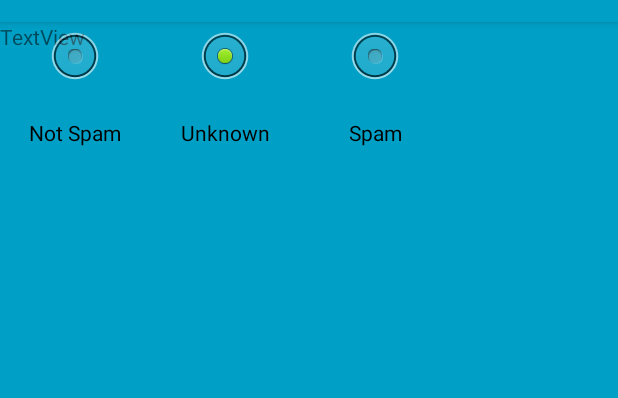
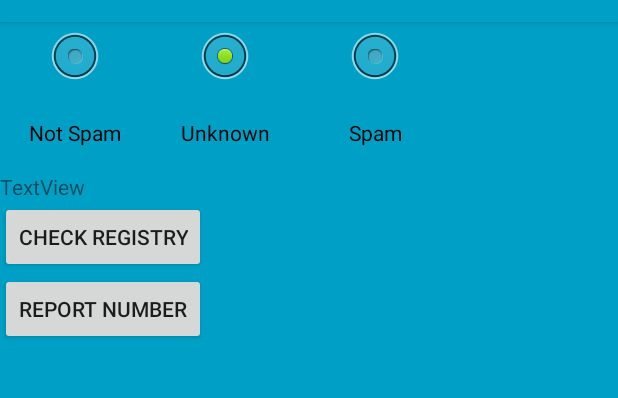
Before and after one commit to GoshBJosh/Spamurai, an Android app: the MarkAsSpam screen opened directly, with no data from a screen before it, on a phone screen of 412 x 824 dp, the part 62-460 px from its top. Run offline under Robolectric (Android 15) with nearby library versions, the phone set to English and light mode, and no system bars.

Commit message:
Added Buttons

```diff
--- a/app/src/main/java/org/spamurai/spamurai/MarkAsSpam.java
+++ b/app/src/main/java/org/spamurai/spamurai/MarkAsSpam.java
@@ -1,6 +1,7 @@
 package org.spamurai.spamurai;
 
 import android.content.Intent;
+import android.net.Uri;
 import android.support.v7.app.AppCompatActivity;
 import android.os.Bundle;
 import android.view.View;
@@ -49,8 +50,35 @@ public class MarkAsSpam extends AppCompatActivity {
 
         });
 
+        final Button checkRegistry = (Button)findViewById(R.id.checkRegistry);
 
+        checkRegistry.setOnClickListener(new View.OnClickListener() {
 
+            public void onClick(View v) {
+                String url = "https://www.donotcall.gov/confirm/conf.aspx";
 
-    }
+                Intent i = new Intent(Intent.ACTION_VIEW);
+                i.setData(Uri.parse(url));
+                startActivity(i);
+
+            }
+
+        });
+
+        final Button reportNumber = (Button)findViewById(R.id.reportNumber);
+
+        reportNumber.setOnClickListener(new View.OnClickListener() {
+
+            public void onClick(View v) {
+                String url = "https://complaints.donotcall.gov/complaint/complaintcheck.aspx";
+
+                Intent i = new Intent(Intent.ACTION_VIEW);
+                i.setData(Uri.parse(url));
+                startActivity(i);
+
+            }
+
+        });
+
+            }
 }
--- a/app/src/main/res/layout/activity_mark_as_spam.xml
+++ b/app/src/main/res/layout/activity_mark_as_spam.xml
@@ -14,7 +14,8 @@
         android:text="TextView"
         tools:layout_editor_absoluteX="163dp"
         tools:layout_editor_absoluteY="205dp"
-        app:layout_constraintHorizontal_bias="0.402"/>
+        app:layout_constraintHorizontal_bias="0.402"
+        app:layout_constraintTop_toBottomOf="@+id/radio_markspamgroup"/>
 
     <RadioGroup
         android:id="@+id/radio_markspamgroup"
@@ -70,10 +71,31 @@
 
     </RadioGroup>
 
+    <android.support.constraint.Guideline
+        android:layout_width="wrap_content"
+        android:layout_height="wrap_content" />
 
+    <Button
+        android:id="@+id/checkRegistry"
+        android:layout_width="wrap_content"
+        android:layout_height="wrap_content"
+        android:text="Check Registry"
+        tools:clickable="true"
+        tools:layout_editor_absoluteX="148dp"
+        tools:layout_editor_absoluteY="258dp"
+        tools:ignore="MissingConstraints"
+        app:layout_constraintTop_toBottomOf="@+id/text_markspamnumber"/>
 
-
-
+    <Button
+        android:id="@+id/reportNumber"
+        android:layout_width="137dp"
+        android:layout_height="48dp"
+        android:text="Report Number"
+        tools:clickable="true"
+        tools:layout_editor_absoluteX="139dp"
+        tools:layout_editor_absoluteY="345dp"
+        tools:ignore="MissingConstraints"
+        app:layout_constraintTop_toBottomOf="@+id/checkRegistry"/>
 
 
 </android.support.constraint.ConstraintLayout>
```
Also changed, not shown: app/src/main/java/org/spamurai/spamurai/CallReview.java (+14 -1 lines).
